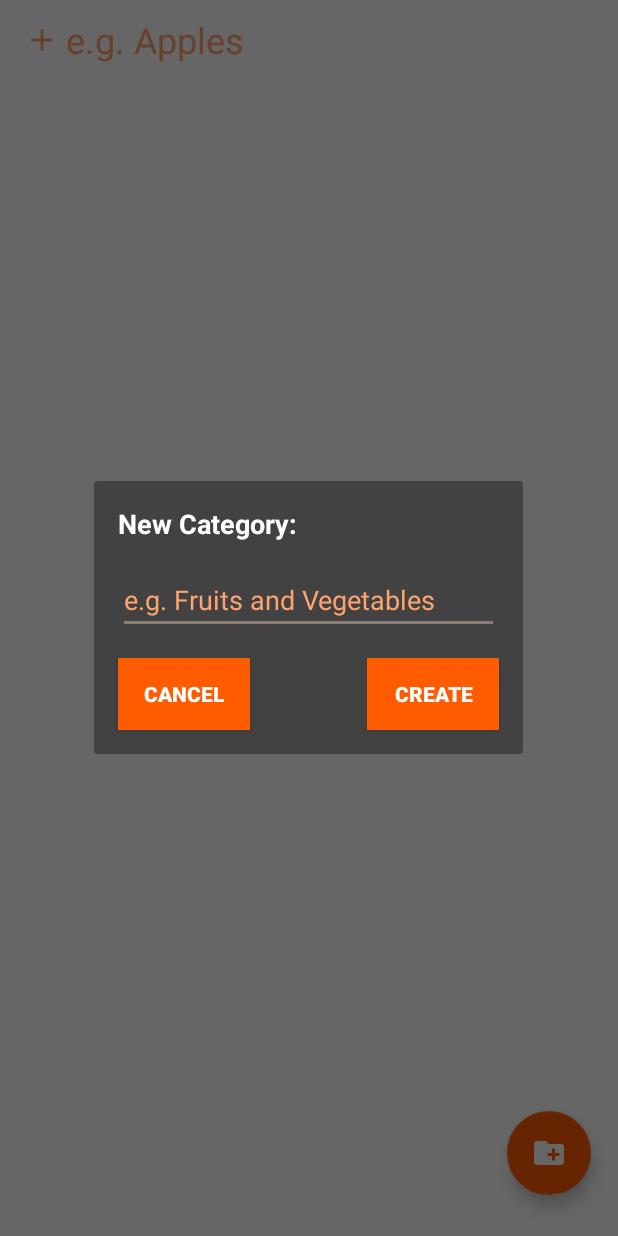
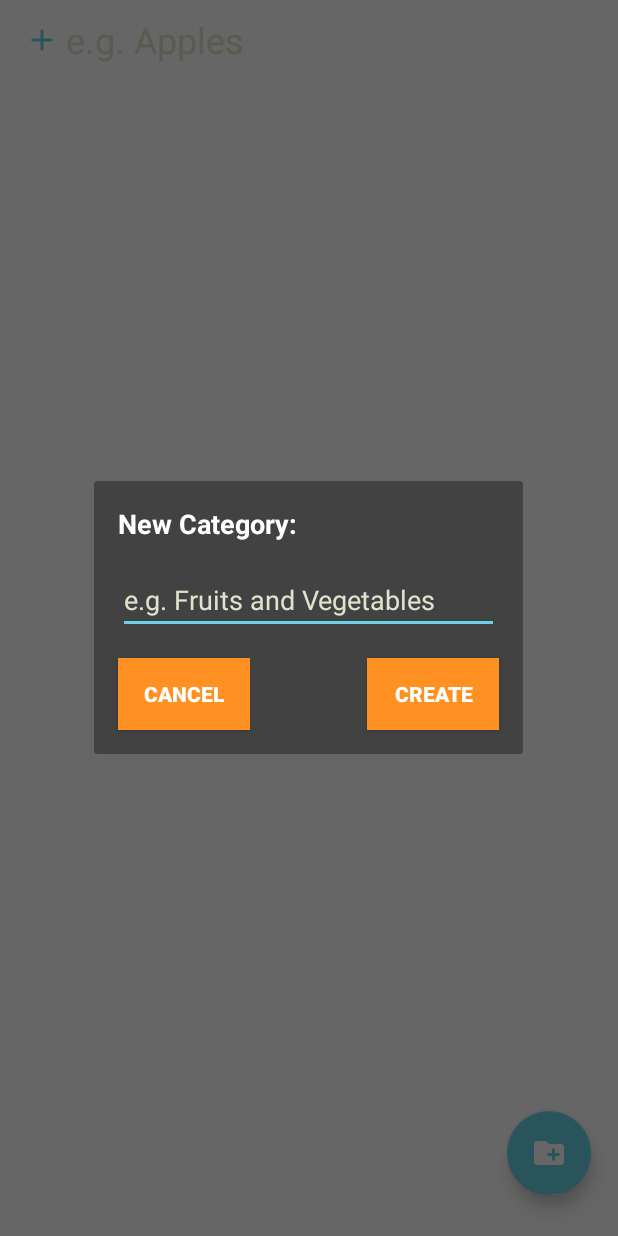
Before and after one commit to afdocherty/Shopple, an Android app: the fragment ItemlistFragment placed in its activity, after a tap on an icon or button, on a phone screen of 412 x 824 dp. Run offline under Robolectric (Android 15) with nearby library versions, the phone set to English and light mode, and no system bars; libraries missing offline, so code that uses them is left out: com.parse, net.yslibrary.android; 18 statements that could not run were skipped.

Commit message:
Changed color palette

```diff
--- a/app/src/main/java/com/example/kathu228/shoplog/Fragments/ItemlistFragment.java
+++ b/app/src/main/java/com/example/kathu228/shoplog/Fragments/ItemlistFragment.java
@@ -93,6 +93,8 @@ public class ItemlistFragment extends Fragment implements SegmentDialogFragment.
         addSegmentToUI(segHeader);
     }
 
+
+
     @Nullable
     @Override
     public View onCreateView(LayoutInflater inflater, @Nullable ViewGroup container,
@@ -115,6 +117,8 @@ public class ItemlistFragment extends Fragment implements SegmentDialogFragment.
 
             // construct the adapter
             itemAdapter = new ItemAdapter(items, shopList, v);
+
+
             // Set layout manager to position the items
             rvItems.setLayoutManager(new LinearLayoutManager(getContext()));
             // Attach the adapter to the recyclerview to populate items
--- a/app/src/main/java/com/example/kathu228/shoplog/Helpers/ItemAdapter.java
+++ b/app/src/main/java/com/example/kathu228/shoplog/Helpers/ItemAdapter.java
@@ -453,7 +453,7 @@ public class ItemAdapter extends RecyclerView.Adapter<RecyclerView.ViewHolder> i
         snackbar.setAction("Done", new View.OnClickListener() {
                    @Override
                    public void onClick(View v) {
-                       ibEdit.setColorFilter(ContextCompat.getColor(context,R.color.lightgray));
+                       ibEdit.setColorFilter(ContextCompat.getColor(context,R.color.sand));
                        isCategorizing = null;
                        categoryHeader = null;
                    }
--- a/app/src/main/res/drawable/ic_add.xml
+++ b/app/src/main/res/drawable/ic_add.xml
@@ -4,6 +4,6 @@
         android:viewportWidth="24.0"
         android:viewportHeight="24.0">
     <path
-        android:fillColor="@color/colorPrimaryLight"
+        android:fillColor="@color/colorAccent"
         android:pathData="M19,13h-6v6h-2v-6H5v-2h6V5h2v6h6v2z"/>
 </vector>
--- a/app/src/main/res/drawable/ic_edit.xml
+++ b/app/src/main/res/drawable/ic_edit.xml
@@ -4,6 +4,6 @@
         android:viewportWidth="24.0"
         android:viewportHeight="24.0">
     <path
-        android:fillColor="@color/lightgray"
+        android:fillColor="@color/sand"
         android:pathData="M3,17.25V21h3.75L17.81,9.94l-3.75,-3.75L3,17.25zM20.71,7.04c0.39,-0.39 0.39,-1.02 0,-1.41l-2.34,-2.34c-0.39,-0.39 -1.02,-0.39 -1.41,0l-1.83,1.83 3.75,3.75 1.83,-1.83z"/>
 </vector>
--- a/app/src/main/res/layout/fragment_itemlist.xml
+++ b/app/src/main/res/layout/fragment_itemlist.xml
@@ -29,7 +29,7 @@
                 android:background="@null"
                 android:elevation="0dp"
                 android:gravity="center"
-                android:tint="@color/colorPrimaryLight"
+                android:tint="@color/colorAccent"
                 app:srcCompat="@drawable/ic_add" />
 
             <EditText
@@ -40,7 +40,7 @@
                 android:layout_toEndOf="@+id/ibAddItem"
                 android:hint="@string/item_hint"
                 android:inputType="textCapSentences"
-                android:textColor="@color/colorPrimaryLight"
+                android:textColor="@color/lightgray"
                 android:textSize="@dimen/body_size" />
 
         </RelativeLayout>
@@ -66,12 +66,11 @@
             android:layout_alignParentEnd="true"
             android:clickable="true"
             android:tint="@color/white"
-            app:backgroundTint="@color/colorPrimary"
+            app:backgroundTint="@color/colorAccent"
             app:elevation="6dp"
             app:pressedTranslationZ="12dp"
             app:srcCompat="@drawable/ic_create_new_folder"
-            app:useCompatPadding="true"
-            />
+            app:useCompatPadding="true" />
 
 
     </RelativeLayout>
--- a/app/src/main/res/layout/item_list.xml
+++ b/app/src/main/res/layout/item_list.xml
@@ -10,14 +10,16 @@
         android:layout_width="match_parent"
         android:layout_height="wrap_content"
         app:cardBackgroundColor="@color/white"
-        app:cardElevation="1dp"
+        app:cardElevation="4dp"
+        app:cardCornerRadius="8dp"
         app:cardUseCompatPadding="true">
 
         <ViewSwitcher
             android:id="@+id/vsListSwitcher"
             android:layout_width="match_parent"
             android:layout_height="wrap_content"
-            android:measureAllChildren="false">
+            android:measureAllChildren="false"
+            android:layout_marginBottom="20dp">
 
             <TextView
                 android:id="@+id/tvListName"
--- a/app/src/main/res/values/colors.xml
+++ b/app/src/main/res/values/colors.xml
@@ -1,12 +1,17 @@
 <?xml version="1.0" encoding="utf-8"?>
 <resources>
-    <color name="colorPrimary">#ff5c00</color>
-    <color name="colorPrimaryDark">#d94e00</color>
-    <color name="colorPrimaryLight">#ffa470</color>
-    <color name="colorAccent">#897f74</color>
+    <color name="colorPrimary">@color/orange</color>
+    <color name="colorPrimaryDark">@color/darkOrange</color>
+    <color name="colorPrimaryLight">@color/lightBlue</color>
+    <color name="colorAccent">@color/blue</color>
     <color name="white">#ffffff</color>
-    <color name="lightgray">#99928e</color>
-    <color name="divider">#e6e6e6</color>
-    <color name="secondary_text">#7b6f68</color>
+    <color name="lightgray">#9c9f8e</color>
+    <color name="divider">@color/sand</color>
+    <color name="secondary_text">#707266</color>
     <color name="black">#000000</color>
+    <color name="blue">#69D2E7</color>
+    <color name="lightBlue">#A7DBD8</color>
+    <color name="sand">#E0E4CC</color>
+    <color name="orange">#ff9122</color>
+    <color name="darkOrange">#FA6900</color>
 </resources>
--- a/app/src/main/res/values/styles.xml
+++ b/app/src/main/res/values/styles.xml
@@ -9,7 +9,7 @@
         <item name="android:windowBackground">@color/white</item>
         <item name="android:editTextColor">@color/secondary_text</item>
         <item name="android:textColorPrimary">@color/white</item>
-        <item name="android:textColorHint">@color/colorPrimaryLight</item>
+        <item name="android:textColorHint">@color/sand</item>
         <item name="android:actionMenuTextColor">@color/white</item>
     </style>
 
```
Also changed, not shown: app/src/main/java/com/example/kathu228/shoplog/Fragments/ShopListFragment.java (+20 -1 lines), app/src/main/res/layout/fragment_shoplist.xml (+5 -5 lines), app/src/main/res/layout/item_completed_header.xml (+4 -4 lines).
